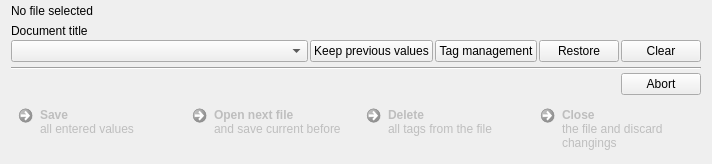
Qt form gui/tageditorwidget.ui (Martchus/tageditor) before a commit.
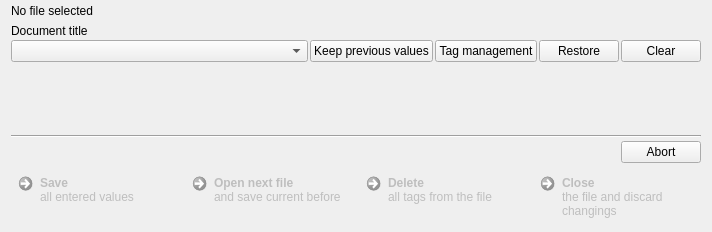
The same form after that commit. Icons and pictures are not drawn. Custom widgets are drawn as their Qt base class.

Commit message: Show scrollbar for fields if required

What changed in the file:
```diff
--- a/gui/tageditorwidget.ui
+++ b/gui/tageditorwidget.ui
@@ -182,7 +182,27 @@
         </layout>
        </item>
        <item>
-        <widget class="QStackedWidget" name="stackedWidget"/>
+        <widget class="QScrollArea" name="scrollArea">
+         <property name="frameShape">
+          <enum>QFrame::NoFrame</enum>
+         </property>
+         <property name="frameShadow">
+          <enum>QFrame::Plain</enum>
+         </property>
+         <property name="lineWidth">
+          <number>0</number>
+         </property>
+         <property name="horizontalScrollBarPolicy">
+          <enum>Qt::ScrollBarAlwaysOff</enum>
+         </property>
+         <property name="widgetResizable">
+          <bool>true</bool>
+         </property>
+         <property name="alignment">
+          <set>Qt::AlignLeading|Qt::AlignLeft|Qt::AlignTop</set>
+         </property>
+         <widget class="QStackedWidget" name="stackedWidget"/>
+        </widget>
        </item>
       </layout>
      </widget>
```
